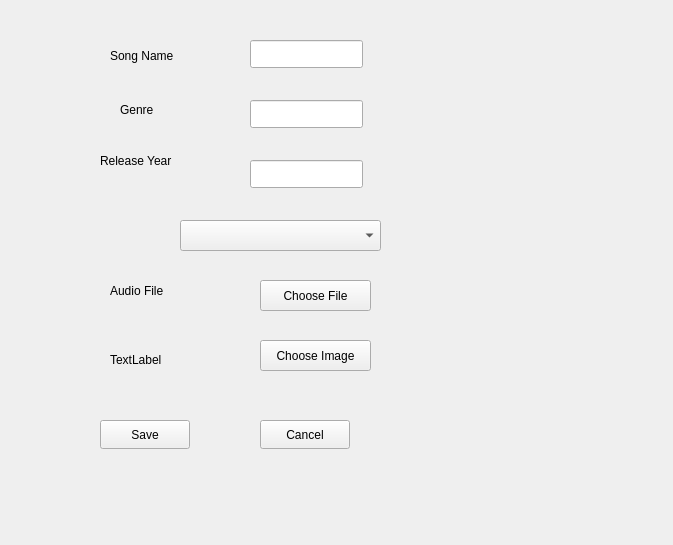
Qt form addsongwindow.ui (Fatemehasadi86/spotify1) before a commit.
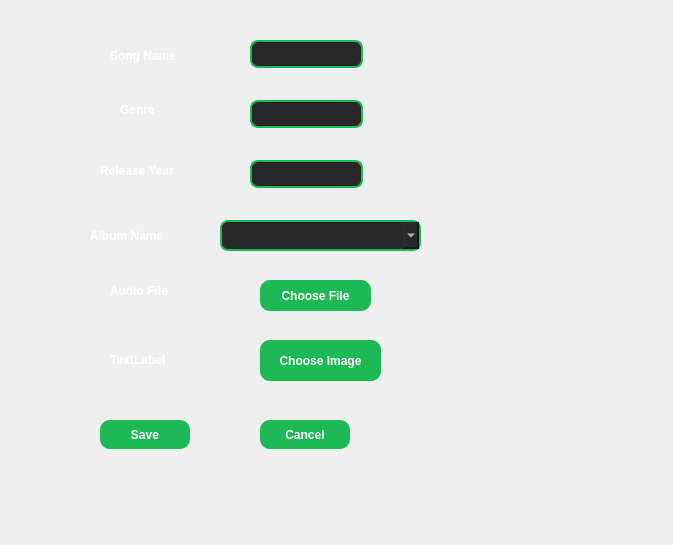
The same form after that commit.

Commit message: Implement sorting for songs & playlists & albums

```diff
--- a/addsongwindow.ui
+++ b/addsongwindow.ui
@@ -13,6 +13,53 @@
   <property name="windowTitle">
    <string>Form</string>
   </property>
+  <property name="styleSheet">
+   <string notr="true">QLineEdit{
+    background:#282828;
+    border:2px solid #1DB954;
+    border-radius:8px;
+    color:white;
+    padding:6px;
+} QLabel{
+    color:white;
+    font-weight:bold;
+}  QPushButton{
+    background-color:#1DB954;
+    color:white;
+    border:none;
+    border-radius:10px;
+    padding:8px;
+    font-weight:bold;
+}
+
+QPushButton:hover{
+    background:#1ED760;
+}
+
+QPushButton:pressed{
+    background:#169C46;
+}
+QComboBox{
+    background:#282828;
+    color:white;
+    border:2px solid #1DB954;
+    border-radius:8px;
+    padding:6px;
+} QListWidget{
+    background:#181818;
+    border:2px solid #1DB954;
+    border-radius:8px;
+    color:white;
+}
+
+QListWidget::item{
+    padding:8px;
+}
+
+QListWidget::item:selected{
+    background:#1DB954;
+}</string>
+  </property>
   <widget class="QLabel" name="label">
    <property name="geometry">
     <rect>
@@ -63,7 +110,7 @@
    <property name="geometry">
     <rect>
      <x>100</x>
-     <y>150</y>
+     <y>160</y>
      <width>101</width>
      <height>21</height>
     </rect>
@@ -126,8 +173,8 @@
     <rect>
      <x>260</x>
      <y>340</y>
-     <width>111</width>
-     <height>31</height>
+     <width>121</width>
+     <height>41</height>
     </rect>
    </property>
    <property name="text">
@@ -163,13 +210,26 @@
   <widget class="QComboBox" name="comboBox">
    <property name="geometry">
     <rect>
-     <x>180</x>
+     <x>220</x>
      <y>220</y>
      <width>201</width>
      <height>31</height>
     </rect>
    </property>
   </widget>
+  <widget class="QLabel" name="label_6">
+   <property name="geometry">
+    <rect>
+     <x>90</x>
+     <y>220</y>
+     <width>101</width>
+     <height>31</height>
+    </rect>
+   </property>
+   <property name="text">
+    <string>Album Name</string>
+   </property>
+  </widget>
  </widget>
  <resources/>
  <connections/>
```
The commit also changes 122 other files.
